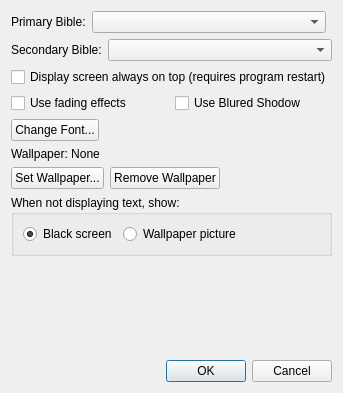
This is src/settingsdialog.ui in SoftProjector/src as Qt 5 draws it before an edit. The edited form follows.
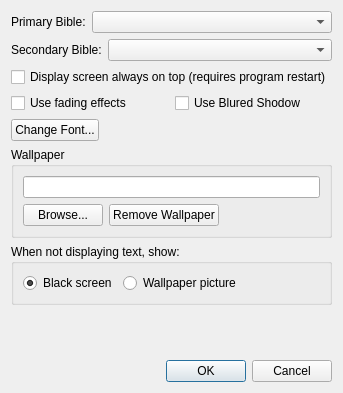
This is the edited form.

Commit message: Settings dialog's wallpaper field is now a lineedit instead of label.

Patch:
```diff
--- a/src/settingsdialog.ui
+++ b/src/settingsdialog.ui
@@ -13,8 +13,8 @@
   <property name="windowTitle">
    <string>softProjector - Settings</string>
   </property>
-  <layout class="QGridLayout" name="gridLayout_2">
-   <item row="0" column="0">
+  <layout class="QVBoxLayout" name="verticalLayout_2">
+   <item>
     <layout class="QHBoxLayout" name="horizontalLayout_4">
      <item>
       <widget class="QLabel" name="label">
@@ -35,7 +35,7 @@
      </item>
     </layout>
    </item>
-   <item row="1" column="0" colspan="2">
+   <item>
     <layout class="QHBoxLayout" name="horizontalLayout_3">
      <item>
       <widget class="QLabel" name="label_2">
@@ -56,7 +56,7 @@
      </item>
     </layout>
    </item>
-   <item row="2" column="0" colspan="2">
+   <item>
     <widget class="QCheckBox" name="display_on_top_box">
      <property name="toolTip">
       <string>If checked, the screen &quot;window&quot; is always drawn on top of other windows. This prevents the user from accidently drawing a window onto the projector's screen.</string>
@@ -66,7 +66,7 @@
      </property>
     </widget>
    </item>
-   <item row="3" column="0" colspan="2">
+   <item>
     <layout class="QGridLayout" name="gridLayout">
      <item row="0" column="0">
       <widget class="QCheckBox" name="use_fading_effects_box">
@@ -90,7 +90,7 @@
      </item>
     </layout>
    </item>
-   <item row="4" column="0">
+   <item>
     <layout class="QHBoxLayout" name="horizontalLayout">
      <item>
       <widget class="QPushButton" name="change_font_button">
@@ -114,19 +114,34 @@
      </item>
     </layout>
    </item>
-   <item row="5" column="0">
-    <widget class="QLabel" name="wallpaper_label">
-     <property name="text">
-      <string>Wallpaper: None</string>
+   <item>
+    <widget class="QGroupBox" name="groupBox">
+     <property name="minimumSize">
+      <size>
+       <width>0</width>
+       <height>20</height>
+      </size>
+     </property>
+     <property name="title">
+      <string>Wallpaper</string>
+     </property>
+     <layout class="QVBoxLayout" name="verticalLayout">
+      <item>
+       <widget class="QLineEdit" name="wallpaper_ef">
+        <property name="enabled">
+         <bool>true</bool>
+        </property>
+        <property name="readOnly">
+         <bool>true</bool>
      </property>
     </widget>
    </item>
-   <item row="6" column="0" colspan="2">
+      <item>
     <layout class="QHBoxLayout" name="horizontalLayout_2">
      <item>
       <widget class="QPushButton" name="set_wallpaper_button">
        <property name="text">
-        <string>Set Wallpaper...</string>
+           <string>Browse...</string>
        </property>
       </widget>
      </item>
@@ -152,7 +167,10 @@
      </item>
     </layout>
    </item>
-   <item row="7" column="0" colspan="2">
+     </layout>
+    </widget>
+   </item>
+   <item>
     <widget class="QGroupBox" name="black_or_wallpaper_group">
      <property name="title">
       <string>When not displaying text, show:</string>
@@ -178,7 +196,7 @@
      </layout>
     </widget>
    </item>
-   <item row="8" column="0" colspan="2">
+   <item>
     <spacer name="verticalSpacer">
      <property name="orientation">
       <enum>Qt::Vertical</enum>
@@ -191,7 +209,7 @@
      </property>
     </spacer>
    </item>
-   <item row="9" column="0" colspan="2">
+   <item>
     <widget class="QDialogButtonBox" name="buttonBox">
      <property name="orientation">
       <enum>Qt::Horizontal</enum>
```
Lines whose indentation alone changed are shown as unchanged. The commit also changes 1 other file.
